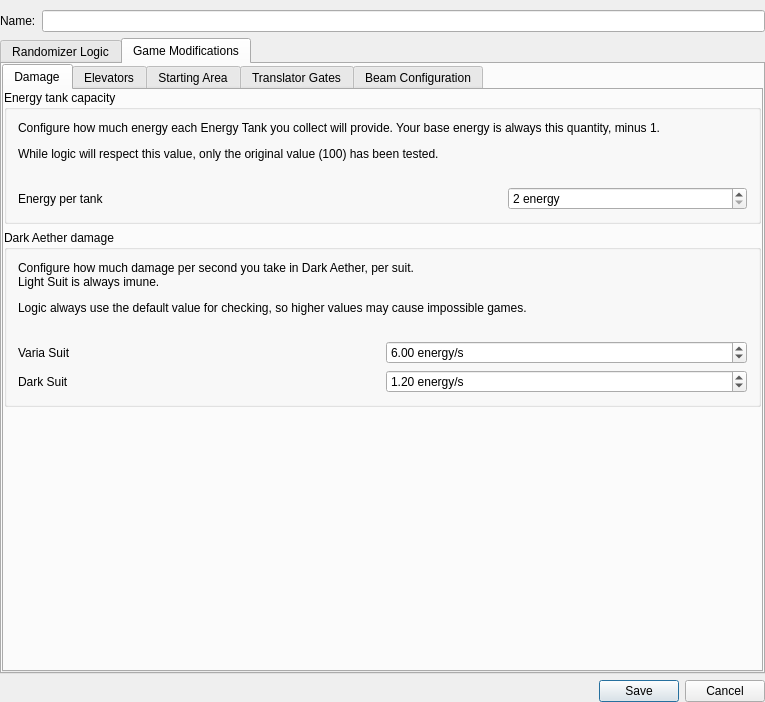
randovania/randovania, file randovania/gui/ui_files/logic_settings_window.ui: the form before one commit.
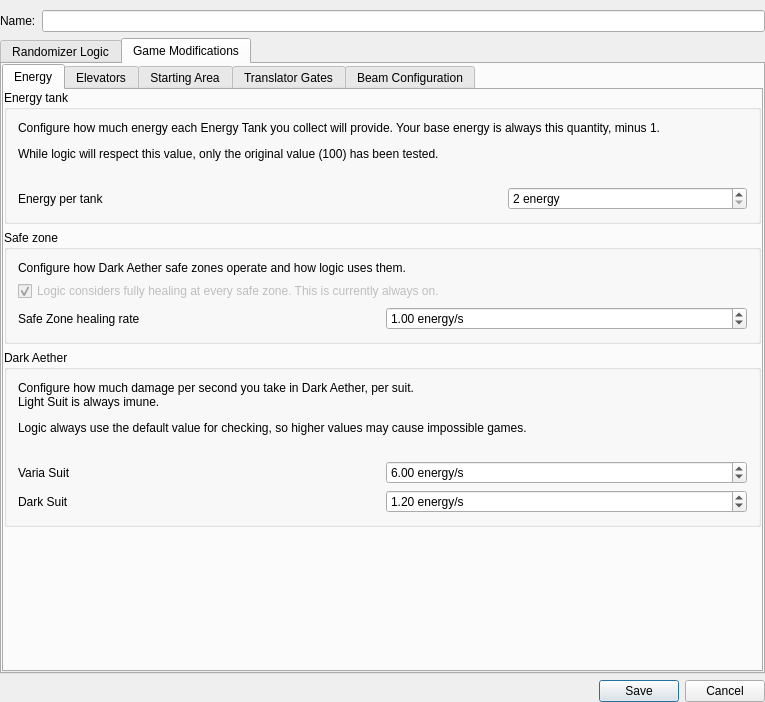
The form after the commit. The open tabs and pages were chosen to show the change.

Patch:
```diff
--- a/randovania/gui/ui_files/logic_settings_window.ui
+++ b/randovania/gui/ui_files/logic_settings_window.ui
@@ -580,7 +580,7 @@
          </property>
          <widget class="QWidget" name="patches_damage_tab">
           <attribute name="title">
-           <string>Damage</string>
+           <string>Energy</string>
           </attribute>
           <layout class="QVBoxLayout" name="verticalLayout_7">
            <property name="leftMargin">
@@ -598,7 +598,7 @@
            <item>
             <widget class="QGroupBox" name="energy_tank_box">
              <property name="title">
-              <string>Energy tank capacity</string>
+              <string>Energy tank</string>
              </property>
              <layout class="QGridLayout" name="gridLayout_2">
               <item row="2" column="2">
@@ -650,6 +650,58 @@
              </layout>
             </widget>
            </item>
+           <item>
+            <widget class="QGroupBox" name="safe_zone_box">
+             <property name="title">
+              <string>Safe zone</string>
+             </property>
+             <layout class="QGridLayout" name="gridLayout">
+              <item row="2" column="1">
+               <widget class="QDoubleSpinBox" name="safe_zone_regen_spin">
+                <property name="suffix">
+                 <string> energy/s</string>
+                </property>
+                <property name="maximum">
+                 <double>100.000000000000000</double>
+                </property>
+                <property name="singleStep">
+                 <double>0.100000000000000</double>
+                </property>
+                <property name="value">
+                 <double>1.000000000000000</double>
+                </property>
+               </widget>
+              </item>
+              <item row="2" column="0">
+               <widget class="QLabel" name="safe_zone_regen_label">
+                <property name="text">
+                 <string>Safe Zone healing rate</string>
+                </property>
+               </widget>
+              </item>
+              <item row="1" column="0" colspan="2">
+               <widget class="QCheckBox" name="safe_zone_logic_heal_check">
+                <property name="enabled">
+                 <bool>false</bool>
+                </property>
+                <property name="text">
+                 <string>Logic considers fully healing at every safe zone. This is currently always on.</string>
+                </property>
+                <property name="checked">
+                 <bool>true</bool>
+                </property>
+               </widget>
+              </item>
+              <item row="0" column="0" colspan="2">
+               <widget class="QLabel" name="safe_zone_description">
+                <property name="text">
+                 <string>&lt;html&gt;&lt;head/&gt;&lt;body&gt;&lt;p&gt;Configure how Dark Aether safe zones operate and how logic uses them.&lt;/p&gt;&lt;/body&gt;&lt;/html&gt;</string>
+                </property>
+               </widget>
+              </item>
+             </layout>
+            </widget>
+           </item>
            <item>
             <widget class="QGroupBox" name="dark_aether_box">
              <property name="sizePolicy">
@@ -659,7 +711,7 @@
               </sizepolicy>
              </property>
              <property name="title">
-              <string>Dark Aether damage</string>
+              <string>Dark Aether</string>
              </property>
              <layout class="QGridLayout" name="dark_aether_layout_2">
               <item row="2" column="1">
```
Left out of the diff: 18 changed lines with no effect on the pictures.
